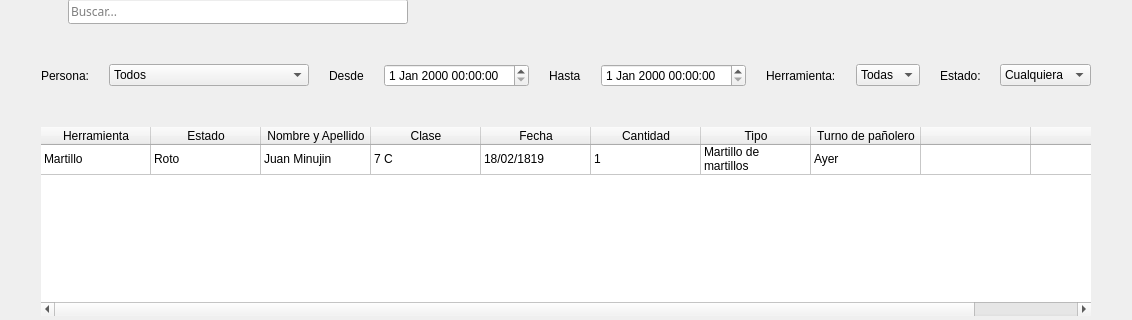
Above: blustock/uis/movimientos.ui from MaxAPBusiness/Blustock before the change; both pictures show x 0 to 1132 and y 132 to 452 of the 1132 by 534 pixel window. Below: the same form after it.
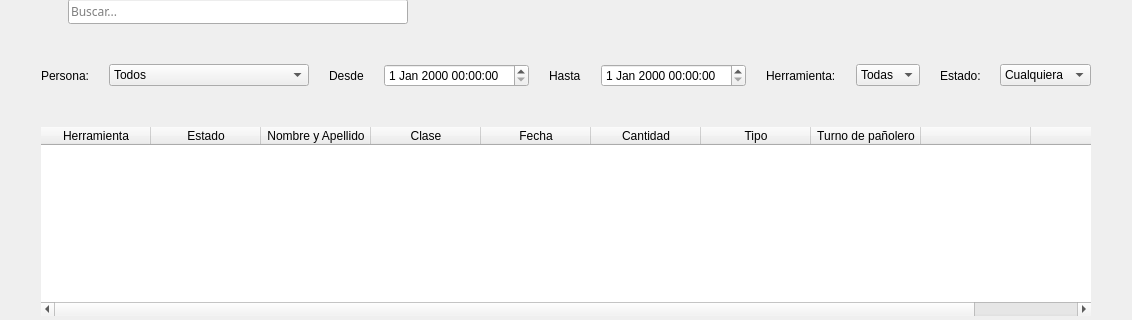
That is the form after the change. Icons and pictures are not drawn.

Diff of the .ui file:
```diff
--- a/blustock/uis/movimientos.ui
+++ b/blustock/uis/movimientos.ui
@@ -6,7 +6,7 @@
    <rect>
     <x>0</x>
     <y>0</y>
-    <width>895</width>
+    <width>914</width>
     <height>534</height>
    </rect>
   </property>
@@ -250,16 +250,11 @@
         <number>110</number>
        </attribute>
        <attribute name="horizontalHeaderStretchLastSection">
-        <bool>true</bool>
+        <bool>false</bool>
        </attribute>
        <attribute name="verticalHeaderVisible">
         <bool>false</bool>
        </attribute>
-       <row>
-        <property name="text">
-         <string/>
-        </property>
-       </row>
        <column>
         <property name="text">
          <string>Herramienta</string>
@@ -310,46 +305,6 @@
          <string/>
         </property>
        </column>
-       <item row="0" column="0">
-        <property name="text">
-         <string>Martillo</string>
-        </property>
-       </item>
-       <item row="0" column="1">
-        <property name="text">
-         <string>Roto</string>
-        </property>
-       </item>
-       <item row="0" column="2">
-        <property name="text">
-         <string>Juan Minujin</string>
-        </property>
-       </item>
-       <item row="0" column="3">
-        <property name="text">
-         <string>7 C</string>
-        </property>
-       </item>
-       <item row="0" column="4">
-        <property name="text">
-         <string>18/02/1819</string>
-        </property>
-       </item>
-       <item row="0" column="5">
-        <property name="text">
-         <string>1</string>
-        </property>
-       </item>
-       <item row="0" column="6">
-        <property name="text">
-         <string>Martillo de martillos</string>
-        </property>
-       </item>
-       <item row="0" column="7">
-        <property name="text">
-         <string>Ayer</string>
-        </property>
-       </item>
       </widget>
      </item>
      <item>
```
Left out of the diff: 2 changed lines with no effect on the pictures.
